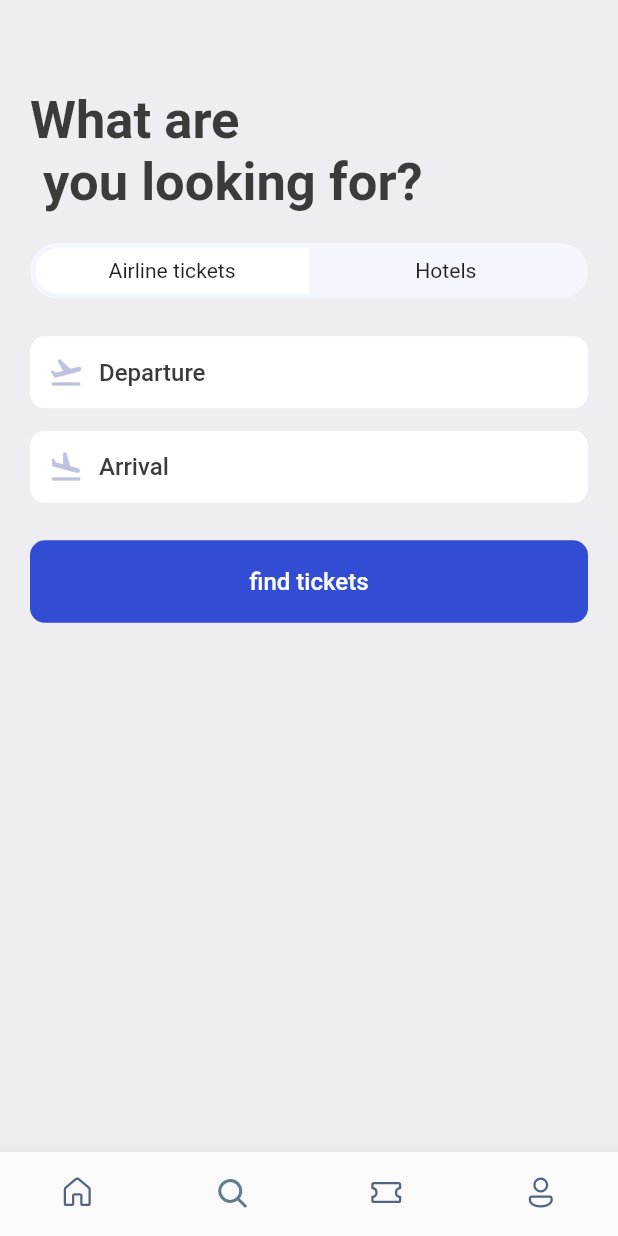
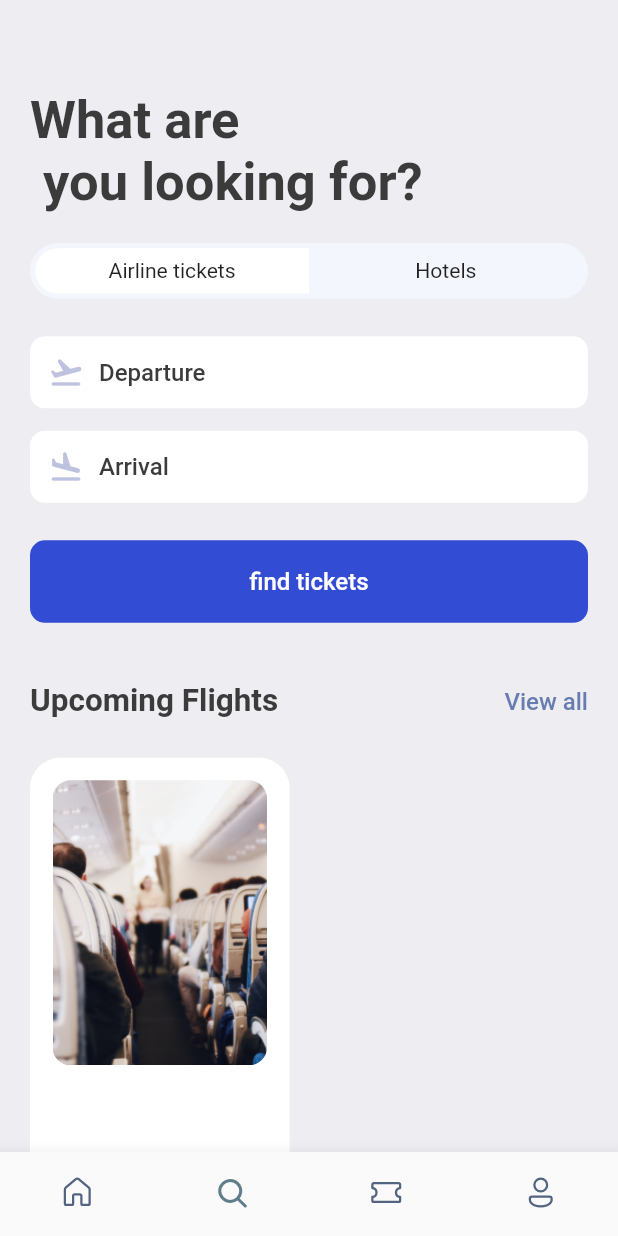
Before and after one commit to Deonorla/Book_Ticket, a Flutter app: the screen it shows after launch, item 2 of the bottom bar chosen, on a phone screen of 412 x 824 dp. Run offline on Flutter 3.47's test engine with Material 2 defaults, Android fonts, the phone set to English and light mode, and no system bars; our stand-ins replace fluentui_icons, gap, get.

Commit message:
[Grid layout in search screen ]

```diff
--- a/lib/screens/search_screen.dart
+++ b/lib/screens/search_screen.dart
@@ -1,6 +1,7 @@
 import 'package:flutter/material.dart';
 import 'package:gap/gap.dart';
 import 'package:tickets/utils/app_layout.dart';
+import 'package:tickets/widgets/double_text_widget.dart';
 import 'package:tickets/widgets/icon_text_widget.dart';
 import '../utils/app_styles.dart';
 
@@ -76,7 +77,48 @@ class SearchScreen extends StatelessWidget{
                    ),
                )
            ),
+          Gap(AppLayout.getHeight(40)),
+          const AppDoubleTextWidget(bigText: "Upcoming Flights", smallText: "View all"),
+          Gap(AppLayout.getHeight(25)),
+          Row(
+            children: [
+              Container(
+                width: size.width*0.42,
+                height: AppLayout.getHeight(400),
+                padding: EdgeInsets.all(AppLayout.getHeight(15)),
+                decoration:  BoxDecoration(
+                  borderRadius: BorderRadius.circular(AppLayout.getHeight(20 )),
+                  color: Colors.white,
+                  boxShadow: [
+                    BoxShadow(
+                       color: Colors.grey.shade200,
+                      blurRadius: 1,
+                      spreadRadius: 1
+                    )
+                  ]
+                ),
+                child: Column(
+                  children: [
+                    Container(
+                       height: AppLayout.getHeight(190),
+                       decoration: BoxDecoration(
+                         borderRadius: BorderRadius.circular(AppLayout.getHeight(12)),
+                        image: const DecorationImage(
+                          fit: BoxFit.cover,
+                          image: AssetImage(
+                            "assets/images/sit.jpg"
+                          )
+                        ),
+                      ),
+                    )
+                  ],
+                ),
+              )
+            ],
+          )
+
         ],
+
       ),
     );
 }
```
